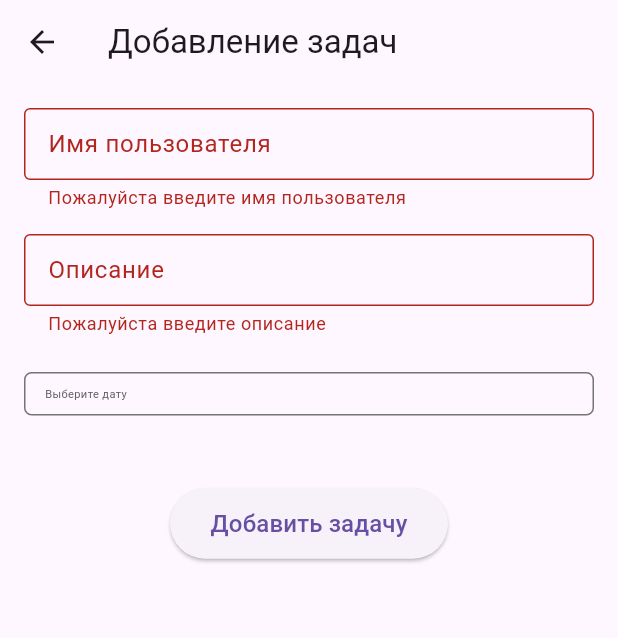
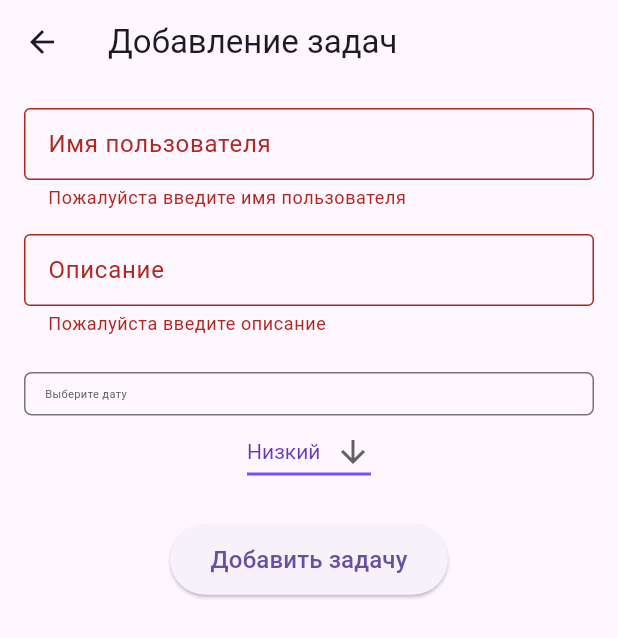
Before and after one commit to DaniilBidenko/todoProject, a Flutter app: the AddTodoScreen screen opened directly, after a tap on "Добавить задачу", on a phone screen of 412 x 824 dp. Shown: the top 638 px of the screen. Run offline on Flutter 3.47's test engine with Material 3 defaults, Android fonts, the phone set to English and light mode, and no system bars; our stand-ins replace equatable, flutter_bloc, shared_preferences; accounts and stored records are empty.

Commit message:
Делаем выпадающий список

```diff
--- a/lib/data/model/todo.dart
+++ b/lib/data/model/todo.dart
@@ -10,7 +10,7 @@ class Todo extends Equatable {
   final bool isCompleted;
   final bool isEditing;
   final bool editAt;
-  // final List<dynamic> dropDown;
+  final String valueDropDown;
   // Делаем конструктор этого класса
   Todo({
     required this.name,
@@ -21,7 +21,7 @@ class Todo extends Equatable {
     this.isCompleted = false,
     required this.isEditing,
     bool? editAt,
-    // required this.dropDown
+    required this.valueDropDown
   }) :
   id = id ?? const Uuid().v4(),// если у нас есть id то используем его а если нет то генерируем его
    createdAt = createdAt ?? DateTime.now(),
@@ -36,6 +36,7 @@ class Todo extends Equatable {
     bool? isEditing,
     bool? editAt,
     DateTime? createdAt,
+    String? valueDropDown
   }) {
     return Todo(
       name: name ?? this.name,
@@ -46,7 +47,7 @@ class Todo extends Equatable {
       isCompleted: isCompleted ?? this.isCompleted ,
       isEditing: isEditing ?? this.isEditing,
       editAt: editAt ?? this.editAt,
-      // dropDown: dropDown ?? dropDown,
+      valueDropDown: valueDropDown ?? valueDropDown!,
     );
   }
 // Закидываем все данные в Json
@@ -60,7 +61,7 @@ class Todo extends Equatable {
       'isCompleted': isCompleted,
       'isEditing': isEditing,
       'editAt': editAt,
-      // 'dropDown': dropDown
+      'dropDown': valueDropDown
     };
   }
   //Обращаемся к ним из Jsona
@@ -74,7 +75,7 @@ class Todo extends Equatable {
       isCompleted: json['isCompleted'] as bool,
       isEditing: json['isEditing'] as bool,
       editAt: json['editAt'] as bool,
-      // dropDown: json['dropDown'] as List
+      valueDropDown: json['valueDropDown'] as String
     );
   }
 
@@ -88,6 +89,6 @@ class Todo extends Equatable {
     isCompleted,
     isEditing,
     editAt,
-    // dropDown
+    valueDropDown
   ];
 }
--- a/lib/screens/add_todo_screen.dart
+++ b/lib/screens/add_todo_screen.dart
@@ -4,6 +4,8 @@ import 'package:intl/intl.dart';
 import 'package:to_do/bloc/todo_bloc.dart';
 import 'package:to_do/bloc/todo_event.dart';
 import 'package:to_do/data/model/todo.dart';
+
+const List<String> priority = ['Низкий', 'Средний', 'Высокий'];
 
 class AddTodoScreen extends StatefulWidget{
   const AddTodoScreen({Key? key}) : super (key: key);
@@ -21,6 +23,8 @@ class _AddTodoScreenState extends State<AddTodoScreen> {
   DateTime? _dateTime;
   String? header;
 
+  String choosePriority = priority.first;
+
 
 
   @override
@@ -36,7 +40,7 @@ class _AddTodoScreenState extends State<AddTodoScreen> {
   @override // создаем экран
   Widget build(BuildContext context) {
     double width = MediaQuery.of(context).size.width;
-    double height = MediaQuery.of(context).size.height;
+    // double height = MediaQuery.of(context).size.height;
     double myFontSize = width * 0.018;
     return Scaffold(
       appBar: AppBar(
@@ -131,9 +135,23 @@ class _AddTodoScreenState extends State<AddTodoScreen> {
                 ),
               ),
              ),
-              SizedBox(
-                height: 24,
-              ),
+             DropdownButton<String>(
+      value: choosePriority,
+      icon: const Icon(Icons.arrow_downward),
+      elevation: 16,
+      style: const TextStyle(color: Colors.deepPurple),
+      underline: Container(height: 2, color: Colors.deepPurpleAccent),
+      onChanged: (String? value) {
+        // This is called when the user selects an item.
+        setState(() {
+          choosePriority = value!;
+        });
+      },
+      items:
+          priority.map<DropdownMenuItem<String>>((String value) {
+            return DropdownMenuItem<String>(value: value, child: Text(value));
+          }).toList(),
+    ),
               SizedBox(
                 height: 24,
               ),
@@ -170,9 +188,10 @@ class _AddTodoScreenState extends State<AddTodoScreen> {
        description: _descriptionController.text,
        createdAt: _dateTime,
        isEditing: false,
-      //  dropDown: ['Легкий', 'Средний' , 'Тяжелый']
+       valueDropDown: choosePriority
        );
-      context.read<TodoBloc>().add(AddTodo(newTodo)); // отправляем наше событие в блок
+      context.read<TodoBloc>().add(AddTodo(newTodo));
+      print(choosePriority);// отправляем наше событие в блок
       Navigator.pop(context); // возвращение на предыдущий экран
     }
 
```
Also changed, not shown: lib/widgets/new_todo_item.dart (+24 -9 lines).
